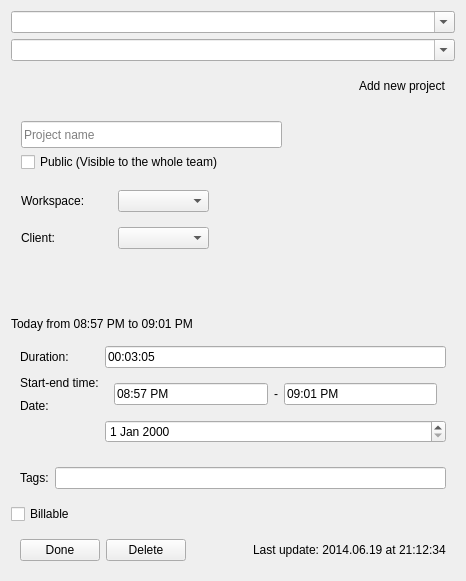
toggl-open-source/toggldesktop, file src/ui/linux/TogglDesktop/timeentryeditorwidget.ui: the form before one commit.
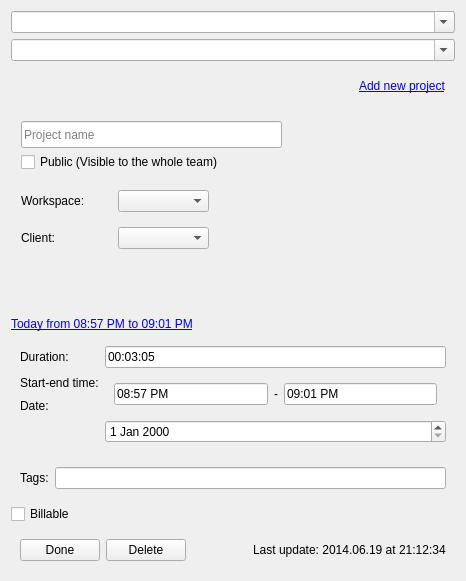
The form after the commit.

Commit message: show detailed time and new project form in TE eitor (linux)

The edit to the form file:
```diff
--- a/src/ui/linux/TogglDesktop/timeentryeditorwidget.ui
+++ b/src/ui/linux/TogglDesktop/timeentryeditorwidget.ui
@@ -50,7 +50,16 @@
       <item>
        <widget class="QLabel" name="addNewProject">
         <property name="text">
-         <string>Add new project</string>
+         <string>&lt;a href=&quot;#&quot;&gt;Add new project&lt;/a&gt;</string>
+        </property>
+        <property name="textFormat">
+         <enum>Qt::RichText</enum>
+        </property>
+        <property name="openExternalLinks">
+         <bool>false</bool>
+        </property>
+        <property name="textInteractionFlags">
+         <set>Qt::TextBrowserInteraction</set>
         </property>
        </widget>
       </item>
@@ -128,7 +137,16 @@
    <item>
     <widget class="QLabel" name="timeOverview">
      <property name="text">
-      <string>Today from 08:57 PM to 09:01 PM</string>
+      <string>&lt;a href=&quot;#&quot;&gt;Today from 08:57 PM to 09:01 PM&lt;/a&gt;</string>
+     </property>
+     <property name="textFormat">
+      <enum>Qt::RichText</enum>
+     </property>
+     <property name="openExternalLinks">
+      <bool>false</bool>
+     </property>
+     <property name="textInteractionFlags">
+      <set>Qt::TextBrowserInteraction</set>
      </property>
     </widget>
    </item>
```
The commit also changes 2 other files.
